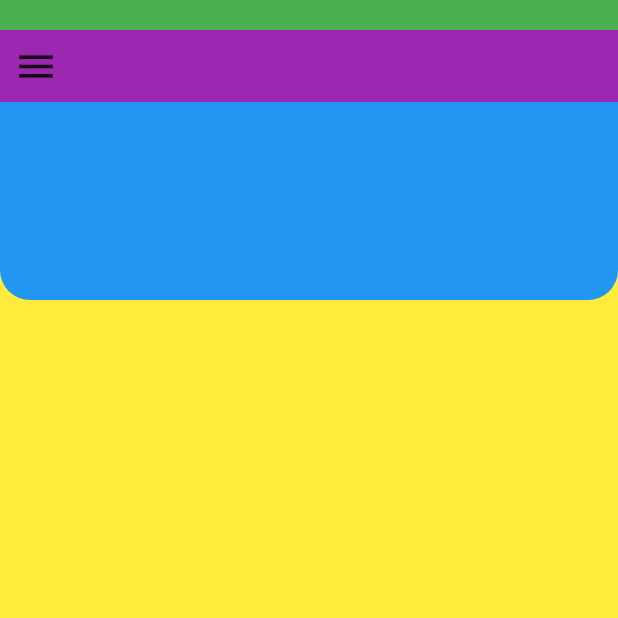
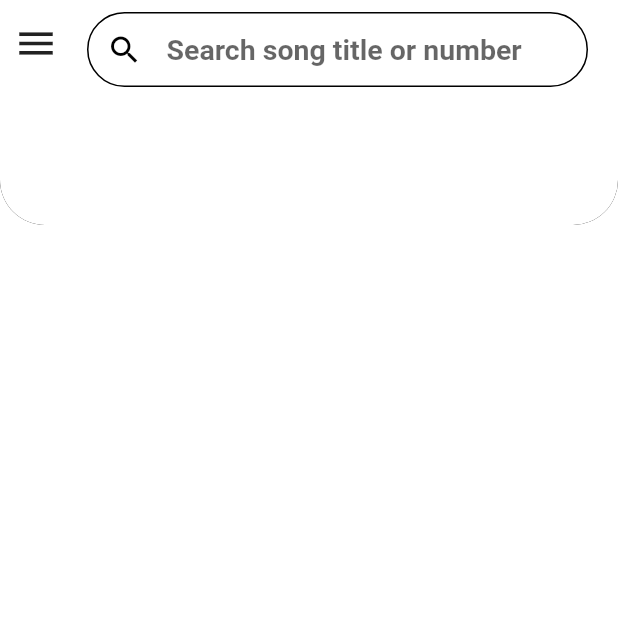
Before and after one commit to amaljoe/songbook_flutter, a Flutter app: the screen it shows after launch, on a phone screen of 412 x 824 dp, the top half of it. Run offline on Flutter 3.47's test engine with Material 2 defaults, Android fonts, the phone set to English and light mode, and no system bars.

Commit message:
Implemented toolbar layout and created song item class

```diff
--- a/lib/components/song_toolbar.dart
+++ b/lib/components/song_toolbar.dart
@@ -5,7 +5,16 @@ class SongToolbar extends StatelessWidget {
   @override
   Widget build(BuildContext context) {
     return Container(
-      padding: EdgeInsets.only(top: kToolbarTopPadding),
+      decoration: BoxDecoration(
+        boxShadow: [
+          BoxShadow(color: Colors.black),
+        ],
+        color: Colors.white,
+        borderRadius: BorderRadius.only(
+          bottomLeft: Radius.circular(kToolbarBorderRadius),
+          bottomRight: Radius.circular(kToolbarBorderRadius),
+        ),
+      ),
       height: kSongToolbarHeight,
       child: Column(
         children: [
@@ -16,25 +25,47 @@ class SongToolbar extends StatelessWidget {
                   icon: Icon(Icons.menu),
                   iconSize: 30.0,
                   onPressed: () {},
-                )
+                ),
+                SizedBox(
+                  width: 10,
+                ),
+                Expanded(
+                  child: Padding(
+                    padding: const EdgeInsets.only(top: 8.0),
+                    child: Container(
+                      decoration: BoxDecoration(
+                        border: Border.all(),
+                        borderRadius: BorderRadius.circular(40.0),
+                      ),
+                      child: TextField(
+                        decoration: InputDecoration(
+                          icon: Padding(
+                            padding: const EdgeInsets.only(left: 12.0),
+                            child: Icon(
+                              Icons.search,
+                              color: Colors.black,
+                            ),
+                          ),
+                          hintText: 'Search song title or number',
+                          border: InputBorder.none,
+                          hintStyle: kSearchTextStyle,
+                        ),
+                      ),
+                    ),
+                  ),
+                ),
+                SizedBox(
+                  width: 20.0,
+                ),
               ],
             ),
-            color: Colors.purple,
           ),
           Expanded(
             child: Row(
               mainAxisAlignment: MainAxisAlignment.center,
               children: [
                 Expanded(
-                  child: Container(
-                    decoration: BoxDecoration(
-                      color: Colors.blue,
-                      borderRadius: BorderRadius.only(
-                        bottomLeft: Radius.circular(kToolbarBorderRadius),
-                        bottomRight: Radius.circular(kToolbarBorderRadius),
-                      ),
-                    ),
-                  ),
+                  child: Container(),
                 ),
               ],
             ),
--- a/lib/constants.dart
+++ b/lib/constants.dart
@@ -1,5 +1,10 @@
 import 'package:flutter/material.dart';
 
-double kSongToolbarHeight = 200.0;
-double kToolbarBorderRadius = 20.0;
-double kToolbarTopPadding = 20.0;
+double kSongToolbarHeight = 150.0;
+double kToolbarBorderRadius = 30.0;
+
+TextStyle kSearchTextStyle = TextStyle(
+  fontFamily: 'roboto',
+  fontWeight: FontWeight.bold,
+  fontSize: 19,
+);
--- a/lib/screens/song_menu.dart
+++ b/lib/screens/song_menu.dart
@@ -11,17 +11,19 @@ class _SongMenuState extends State<SongMenu> {
   @override
   Widget build(BuildContext context) {
     return Scaffold(
-      body: Stack(children: [
+      body: SafeArea(
+        child: Stack(children: [
           Container(
             padding:
                 EdgeInsets.only(top: kSongToolbarHeight - kToolbarBorderRadius),
             color: Colors.green,
             child: Container(
-            color: Colors.yellow,
+              color: Colors.white,
             ),
           ),
           SongToolbar(),
         ]),
+      ),
     );
   }
 }
--- /dev/null
+++ b/lib/song_item.dart
@@ -0,0 +1,14 @@
+import 'package:flutter/cupertino.dart';
+
+class SongItem {
+  final String lyrics;
+  final String title;
+  final String titleEng;
+  final int num;
+
+  SongItem(
+      {@required this.lyrics,
+      @required this.title,
+      @required this.titleEng,
+      @required this.num});
+}
```
Lines whose indentation alone changed are shown as unchanged.
